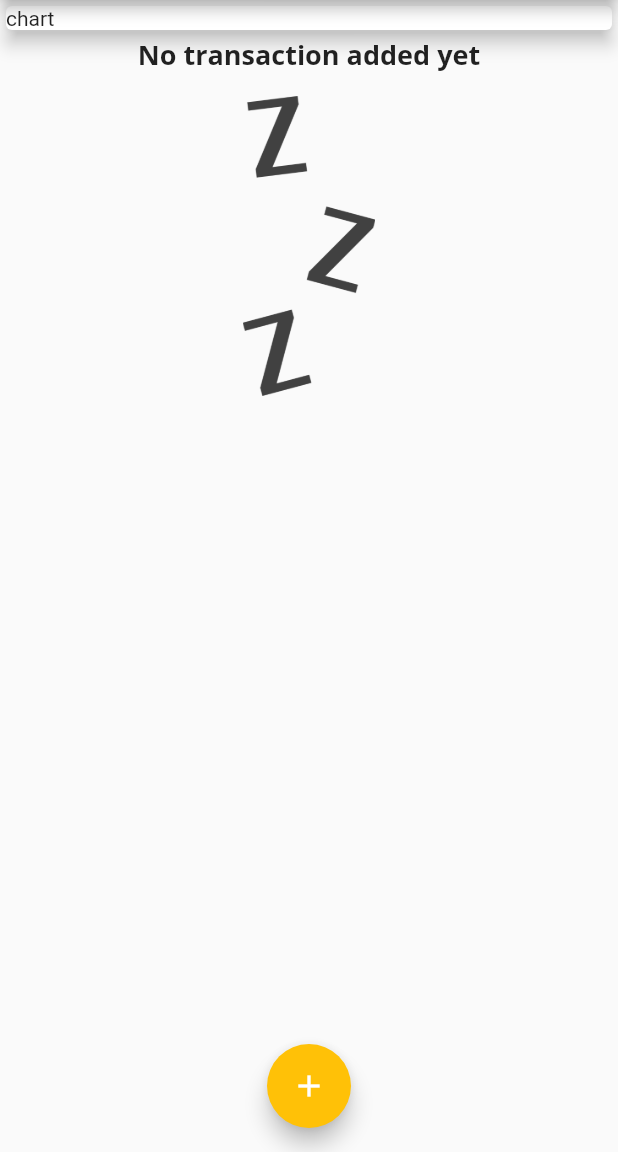
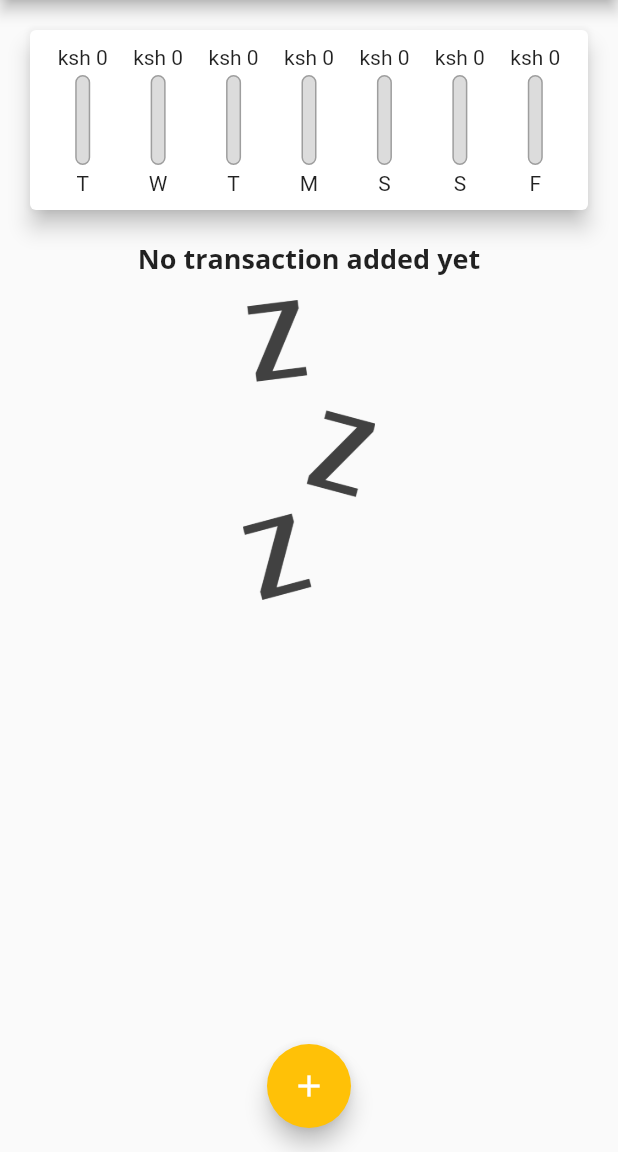
Before and after one commit to brian-hub-dev/expense_tracker, a Flutter app: the screen it shows after launch, on a phone screen of 412 x 824 dp, the part 84-1236 px from its top. Run offline on Flutter 3.47's test engine with Material 2 defaults, Android fonts, the phone set to English and light mode, and no system bars.

Commit message:
adding the chatbar theme and style

```diff
--- a/lib/pages/myHomePage.dart
+++ b/lib/pages/myHomePage.dart
@@ -2,6 +2,7 @@ import 'package:flutter/material.dart';
 import '../models/transaction.dart';
 import '/widgets/transaction_list.dart';
 import '/widgets/new_transaction.dart';
+import '/widgets/chart.dart';
 
 class MyHomePage extends StatefulWidget {
   const MyHomePage({Key? key}) : super(key: key);
@@ -16,6 +17,16 @@ class _MyHomePageState extends State<MyHomePage> {
     //     id: 't1', title: 'new shoes', amount: 999, date: DateTime.now()),
     // Transaction(id: 't2', title: 'new jean', amount: 89, date: DateTime.now()),
   ];
+
+  List<Transaction> get _recentTransaction {
+    return _userTransactions.where((tx) {
+      return tx.date.isAfter(
+        DateTime.now().subtract(
+          const Duration(days: 7),
+        ),
+      );
+    }).toList();
+  }
 
   void _addNewTransaction(String txTitle, double txAmount) {
     final newTx = Transaction(
@@ -56,13 +67,7 @@ class _MyHomePageState extends State<MyHomePage> {
         child: Column(
           crossAxisAlignment: CrossAxisAlignment.stretch,
           children: [
-            Container(
-              width: double.infinity,
-              child: const Card(
-                elevation: 5.0,
-                child: Text("chart"),
-              ),
-            ),
+           Chart(recentTransaction: _recentTransaction),
             TransactionList(
               transactions: _userTransactions,
             ),
--- a/lib/widgets/chart.dart
+++ b/lib/widgets/chart.dart
@@ -1,3 +1,4 @@
+import 'package:expense_tracker/widgets/chart_bar.dart';
 import 'package:flutter/material.dart';
 import 'package:intl/intl.dart';
 import '/models/transaction.dart';
@@ -21,7 +22,16 @@ class Chart extends StatelessWidget {
           totalSum += recentTransaction[i].amount;
         }
       }
-      return {'day': DateFormat.E(weekDay), 'amount': totalSum};
+      return {
+        'day': DateFormat.E().format(weekDay).substring(0, 1),
+        'amount': totalSum
+      };
+    });
+  }
+
+  double get totalSpending {
+    return groupedTransactionValues.fold(0.0, (sum, item) {
+      return sum + (item['amount'] as double);
     });
   }
 
@@ -30,7 +40,24 @@ class Chart extends StatelessWidget {
     return Card(
       elevation: 6,
       margin: const EdgeInsets.all(20.0),
-      child: Row(),
+      child: Padding(
+        padding: const EdgeInsets.all(10.0),
+        child: Row(
+          mainAxisAlignment: MainAxisAlignment.spaceAround,
+          children: groupedTransactionValues.map((data) {
+            return Flexible(
+              fit: FlexFit.tight,
+              child: ChartBar(
+                label: (data['day'] as String),
+                spendingAmount: (data['amount'] as double),
+                spendingPctOfTotal: totalSpending == 0.0
+                    ? 0.0
+                    : ((data['amount'] as double) / totalSpending),
+              ),
+            );
+          }).toList(),
+        ),
+      ),
     );
   }
 }
--- /dev/null
+++ b/lib/widgets/chart_bar.dart
@@ -0,0 +1,52 @@
+import 'package:flutter/material.dart';
+
+class ChartBar extends StatelessWidget {
+  const ChartBar(
+      {Key? key,
+      required this.label,
+      required this.spendingAmount,
+      required this.spendingPctOfTotal})
+      : super(key: key);
+  final String label;
+  final double spendingAmount;
+  final double spendingPctOfTotal;
+
+  @override
+  Widget build(BuildContext context) {
+    return Column(
+      children: [
+        FittedBox(child: Text('ksh ${spendingAmount.toStringAsFixed(0)}')),
+        const SizedBox(
+          height: 4,
+        ),
+        Container(
+          height: 60,
+          width: 10,
+          child: Stack(
+            children: [
+              Container(
+                decoration: BoxDecoration(
+                    border: Border.all(color: Colors.grey, width: 1.0),
+                    color: const Color.fromRGBO(220, 220, 220, 1),
+                    borderRadius: BorderRadius.circular(10.0)),
+              ),
+              FractionallySizedBox(
+                heightFactor: spendingPctOfTotal,
+                child: Container(
+                  decoration: BoxDecoration(
+                    color: Theme.of(context).primaryColor,
+                    borderRadius: BorderRadius.circular(10.0),
+                  ),
+                ),
+              ),
+            ],
+          ),
+        ),
+        const SizedBox(
+          height: 4,
+        ),
+        Text(label)
+      ],
+    );
+  }
+}
```
